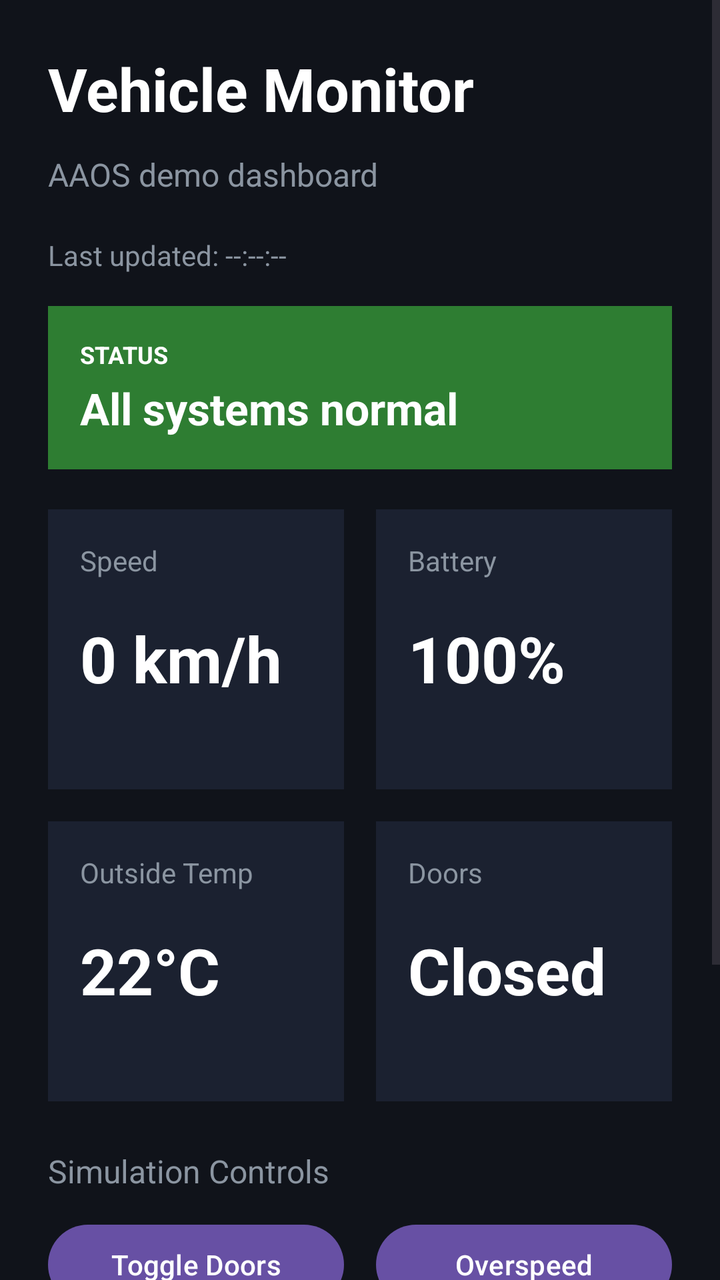
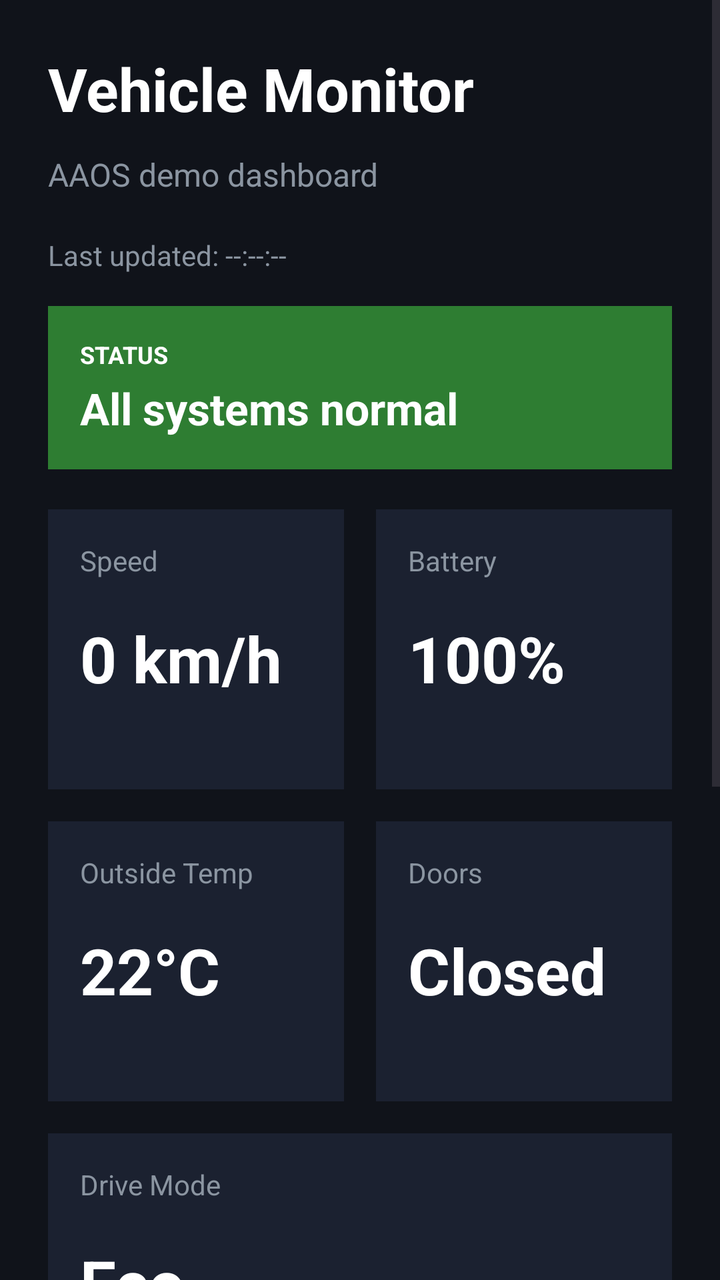

Compare the two renders of this Android layout. The source of the first and the diff that turns it into the second are given below.
<!-- AndroidManifest.xml: application theme Theme.Aaosvehiclemonitor -->
<!-- res/layout/activity_main.xml -->
<?xml version="1.0" encoding="utf-8"?>
<ScrollView xmlns:android="http://schemas.android.com/apk/res/android"
    android:layout_width="match_parent"
    android:layout_height="match_parent"
    android:fillViewport="true"
    android:background="@color/background">

    <LinearLayout
        android:layout_width="match_parent"
        android:layout_height="wrap_content"
        android:orientation="vertical"
        android:padding="24dp">

        <TextView
            android:id="@+id/titleText"
            android:layout_width="wrap_content"
            android:layout_height="wrap_content"
            android:text="Vehicle Monitor"
            android:textColor="@color/white"
            android:textSize="30sp"
            android:textStyle="bold"
            android:layout_marginBottom="12dp" />

        <TextView
            android:id="@+id/subtitleText"
            android:layout_width="wrap_content"
            android:layout_height="wrap_content"
            android:text="AAOS demo dashboard"
            android:textColor="@color/gray"
            android:textSize="16sp"
            android:layout_marginBottom="20dp" />

        <TextView
            android:id="@+id/lastUpdatedText"
            android:layout_width="wrap_content"
            android:layout_height="wrap_content"
            android:text="Last updated: --:--:--"
            android:textColor="@color/gray"
            android:textSize="14sp"
            android:layout_marginBottom="16dp" />

        <LinearLayout
            android:id="@+id/alertBanner"
            android:layout_width="match_parent"
            android:layout_height="wrap_content"
            android:orientation="vertical"
            android:padding="16dp"
            android:background="@color/green"
            android:layout_marginBottom="20dp">

            <TextView
                android:id="@+id/alertTitle"
                android:layout_width="wrap_content"
                android:layout_height="wrap_content"
                android:text="STATUS"
                android:textAllCaps="true"
                android:textColor="@color/white"
                android:textSize="12sp"
                android:textStyle="bold" />

            <TextView
                android:id="@+id/alertMessage"
                android:layout_width="wrap_content"
                android:layout_height="wrap_content"
                android:text="All systems normal"
                android:textColor="@color/white"
                android:textSize="22sp"
                android:textStyle="bold"
                android:layout_marginTop="4dp" />
        </LinearLayout>

        <LinearLayout
            android:layout_width="match_parent"
            android:layout_height="wrap_content"
            android:orientation="horizontal"
            android:weightSum="2"
            android:layout_marginBottom="16dp">

            <LinearLayout
                android:layout_width="0dp"
                android:layout_height="140dp"
                android:layout_marginEnd="8dp"
                android:layout_weight="1"
                android:background="@color/blue"
                android:orientation="vertical"
                android:padding="16dp">

                <TextView
                    android:layout_width="wrap_content"
                    android:layout_height="wrap_content"
                    android:text="Speed"
                    android:textColor="@color/gray"
                    android:textSize="14sp" />

                <TextView
                    android:id="@+id/speedValue"
                    android:layout_width="wrap_content"
                    android:layout_height="wrap_content"
                    android:layout_marginTop="18dp"
                    android:text="0 km/h"
                    android:textColor="@color/white"
                    android:textSize="32sp"
                    android:textStyle="bold" />
            </LinearLayout>

            <LinearLayout
                android:layout_width="0dp"
                android:layout_height="140dp"
                android:layout_weight="1"
                android:orientation="vertical"
                android:background="@color/blue"
                android:padding="16dp"
                android:layout_marginStart="8dp">

                <TextView
                    android:layout_width="wrap_content"
                    android:layout_height="wrap_content"
                    android:text="Battery"
                    android:textColor="@color/gray"
                    android:textSize="14sp" />

                <TextView
                    android:id="@+id/batteryValue"
                    android:layout_width="wrap_content"
                    android:layout_height="wrap_content"
                    android:text="100%"
                    android:textColor="@color/white"
                    android:textSize="32sp"
                    android:textStyle="bold"
                    android:layout_marginTop="18dp" />
            </LinearLayout>
        </LinearLayout>

        <LinearLayout
            android:layout_width="match_parent"
            android:layout_height="wrap_content"
            android:orientation="horizontal"
            android:weightSum="2">

            <LinearLayout
                android:layout_width="0dp"
                android:layout_height="140dp"
                android:layout_weight="1"
                android:orientation="vertical"
                android:background="@color/blue"
                android:padding="16dp"
                android:layout_marginEnd="8dp">

                <TextView
                    android:layout_width="wrap_content"
                    android:layout_height="wrap_content"
                    android:text="Outside Temp"
                    android:textColor="@color/gray"
                    android:textSize="14sp" />

                <TextView
                    android:id="@+id/tempValue"
                    android:layout_width="wrap_content"
                    android:layout_height="wrap_content"
                    android:text="22°C"
                    android:textColor="@color/white"
                    android:textSize="32sp"
                    android:textStyle="bold"
                    android:layout_marginTop="18dp" />
            </LinearLayout>

            <LinearLayout
                android:layout_width="0dp"
                android:layout_height="140dp"
                android:layout_weight="1"
                android:orientation="vertical"
                android:background="@color/blue"
                android:padding="16dp"
                android:layout_marginStart="8dp">

                <TextView
                    android:layout_width="wrap_content"
                    android:layout_height="wrap_content"
                    android:text="Doors"
                    android:textColor="@color/gray"
                    android:textSize="14sp" />

                <TextView
                    android:id="@+id/doorValue"
                    android:layout_width="wrap_content"
                    android:layout_height="wrap_content"
                    android:text="Closed"
                    android:textColor="@color/white"
                    android:textSize="32sp"
                    android:textStyle="bold"
                    android:layout_marginTop="18dp" />
            </LinearLayout>
        </LinearLayout>

        <LinearLayout
            android:layout_width="match_parent"
            android:layout_height="wrap_content"
            android:orientation="vertical"
            android:layout_marginTop="24dp">

            <TextView
                android:layout_width="wrap_content"
                android:layout_height="wrap_content"
                android:text="Simulation Controls"
                android:textColor="@color/gray"
                android:textSize="16sp"
                android:layout_marginBottom="12dp" />

            <LinearLayout
                android:layout_width="match_parent"
                android:layout_height="wrap_content"
                android:orientation="horizontal"
                android:weightSum="2"
                android:layout_marginBottom="12dp">

                <Button
                    android:id="@+id/toggleDoorsButton"
                    android:layout_width="0dp"
                    android:layout_height="wrap_content"
                    android:layout_weight="1"
                    android:text="Toggle Doors"
                    android:layout_marginEnd="8dp" />

                <Button
                    android:id="@+id/overspeedButton"
                    android:layout_width="0dp"
                    android:layout_height="wrap_content"
                    android:layout_weight="1"
                    android:text="Overspeed"
                    android:layout_marginStart="8dp" />
            </LinearLayout>

            <LinearLayout
                android:layout_width="match_parent"
                android:layout_height="wrap_content"
                android:orientation="horizontal"
                android:weightSum="2">

                <Button
                    android:id="@+id/lowBatteryButton"
                    android:layout_width="0dp"
                    android:layout_height="wrap_content"
                    android:layout_weight="1"
                    android:text="Low Battery"
                    android:layout_marginEnd="8dp" />

                <Button
                    android:id="@+id/resetButton"
                    android:layout_width="0dp"
                    android:layout_height="wrap_content"
                    android:layout_weight="1"
                    android:text="Reset"
                    android:layout_marginStart="8dp" />
            </LinearLayout>
        </LinearLayout>

        <LinearLayout
            android:layout_width="match_parent"
            android:layout_height="wrap_content"
            android:orientation="vertical"
            android:layout_marginTop="24dp">

            <TextView
                android:id="@+id/eventHistoryTitle"
                android:layout_width="wrap_content"
                android:layout_height="wrap_content"
                android:text="Recent Events"
                android:textColor="@color/gray"
                android:textSize="16sp"
                android:layout_marginBottom="12dp" />

            <TextView
                android:id="@+id/eventHistoryText"
                android:layout_width="match_parent"
                android:layout_height="wrap_content"
                android:background="@color/blue"
                android:padding="16dp"
                android:text="No events yet"
                android:textColor="@color/white"
                android:textSize="14sp"
                android:lineSpacingExtra="4dp" />
        </LinearLayout>

    </LinearLayout>
</ScrollView>
<!-- resources referenced by this layout -->
<resources>
  <color name="background">#10131A</color>
  <color name="blue">#1B2130</color>
  <color name="gray">#8B95A1</color>
  <color name="green">#2E7D32</color>
  <color name="white">#FFFFFF</color>
  <style name="Theme.Aaosvehiclemonitor" parent="Base.Theme.Aaosvehiclemonitor" />
  <style name="Base.Theme.Aaosvehiclemonitor" parent="Theme.Material3.DayNight.NoActionBar">
          
          
      </style>
</resources>

<!-- the commit's change to res/layout/activity_main.xml (unified diff, before → after) -->
@@ -196,6 +196,39 @@
             android:layout_width="match_parent"
             android:layout_height="wrap_content"
             android:orientation="vertical"
+            android:background="@color/blue"
+            android:padding="16dp"
+            android:layout_marginTop="16dp">
+
+            <TextView
+                android:layout_width="wrap_content"
+                android:layout_height="wrap_content"
+                android:text="Drive Mode"
+                android:textColor="@color/gray"
+                android:textSize="14sp" />
+
+            <TextView
+                android:id="@+id/driveModeValue"
+                android:layout_width="wrap_content"
+                android:layout_height="wrap_content"
+                android:text="Eco"
+                android:textColor="@color/white"
+                android:textSize="32sp"
+                android:textStyle="bold"
+                android:layout_marginTop="18dp" />
+
+            <Button
+                android:id="@+id/changeModeButton"
+                android:layout_width="wrap_content"
+                android:layout_height="wrap_content"
+                android:text="Change Mode"
+                android:layout_marginTop="16dp" />
+        </LinearLayout>
+
+        <LinearLayout
+            android:layout_width="match_parent"
+            android:layout_height="wrap_content"
+            android:orientation="vertical"
             android:layout_marginTop="24dp">
 
             <TextView
@@ -252,6 +285,7 @@
                     android:text="Reset"
                     android:layout_marginStart="8dp" />
             </LinearLayout>
+
         </LinearLayout>
 
         <LinearLayout
